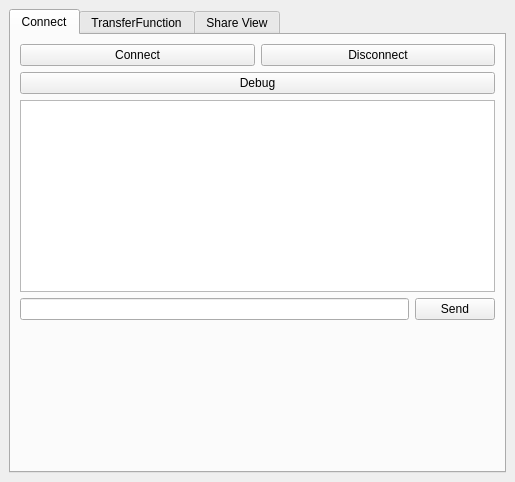
First picture: the form in Client/Widgets/Communication.ui, repository CCSEPBVR/CS-IS-PBVR, before the edit.
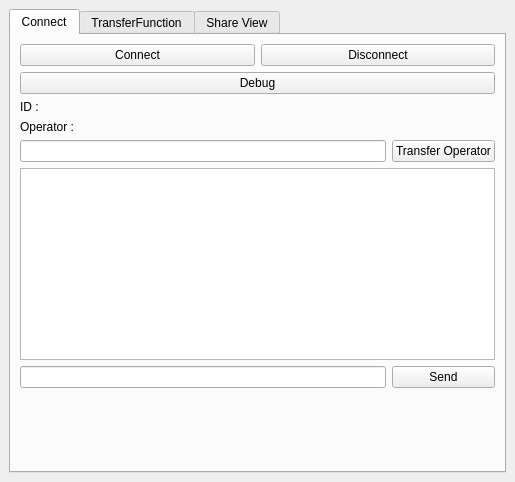
Second picture: the form after the edit. The open tabs and pages were chosen to show the change. Custom widgets are drawn as their Qt base class.

Commit message:
feature: Connectタブに操作権限表示を追加
- ユーザーID表示用のラベル（IDLabel / IDLabelDisplay）を追加
- 操作権限表示用ラベル（isOperatorLabel / isOperatorLabelDisplay）を追加
- 操作権限譲渡ボタン（transferOperatorPushButton）を追加

Diff of the .ui file:
```diff
--- a/Client/Widgets/Communication.ui
+++ b/Client/Widgets/Communication.ui
@@ -25,45 +25,13 @@
         <string>Connect</string>
        </attribute>
        <layout class="QGridLayout" name="gridLayout_2">
-        <item row="0" column="0" colspan="2">
-         <layout class="QHBoxLayout" name="horizontalLayout">
-          <item>
-           <widget class="QPushButton" name="connectPushButton">
-            <property name="text">
-             <string>Connect</string>
-            </property>
-           </widget>
-          </item>
-          <item>
-           <widget class="QPushButton" name="disconnectPushButton">
-            <property name="text">
-             <string>Disconnect</string>
-            </property>
-           </widget>
-          </item>
-         </layout>
-        </item>
-        <item row="3" column="0">
-         <widget class="QLineEdit" name="chatLineEdit"/>
-        </item>
-        <item row="3" column="1">
-         <widget class="QPushButton" name="chatSendPushButton">
-          <property name="text">
-           <string>Send</string>
-          </property>
-         </widget>
-        </item>
-        <item row="2" column="0" colspan="2">
+        <item row="5" column="0" colspan="2">
          <widget class="QTextBrowser" name="textBrowser"/>
         </item>
-        <item row="1" column="0" colspan="2">
-         <widget class="QPushButton" name="debugPushButton">
-          <property name="text">
-           <string>Debug</string>
-          </property>
-         </widget>
+        <item row="6" column="0">
+         <widget class="QLineEdit" name="chatLineEdit"/>
         </item>
-        <item row="4" column="0" colspan="2">
+        <item row="7" column="0" colspan="2">
          <spacer name="verticalSpacer">
           <property name="orientation">
            <enum>Qt::Vertical</enum>
@@ -76,6 +44,76 @@
           </property>
          </spacer>
         </item>
+        <item row="2" column="0">
+         <widget class="QLabel" name="IDLabel">
+          <property name="text">
+           <string>ID : </string>
+          </property>
+         </widget>
+        </item>
+        <item row="6" column="1">
+         <widget class="QPushButton" name="chatSendPushButton">
+          <property name="text">
+           <string>Send</string>
+          </property>
+         </widget>
+        </item>
+        <item row="1" column="0" colspan="2">
+         <widget class="QPushButton" name="debugPushButton">
+          <property name="text">
+           <string>Debug</string>
+          </property>
+         </widget>
+        </item>
+        <item row="2" column="1">
+         <widget class="QLabel" name="IDLabelDisplay">
+          <property name="text">
+           <string/>
+          </property>
+         </widget>
+        </item>
+        <item row="0" column="0" colspan="2">
+         <layout class="QHBoxLayout" name="horizontalLayout">
+          <item>
+           <widget class="QPushButton" name="connectPushButton">
+            <property name="text">
+             <string>Connect</string>
+            </property>
+           </widget>
+          </item>
+          <item>
+           <widget class="QPushButton" name="disconnectPushButton">
+            <property name="text">
+             <string>Disconnect</string>
+            </property>
+           </widget>
+          </item>
+         </layout>
+        </item>
+        <item row="3" column="0">
+         <widget class="QLabel" name="isOperatorLabel">
+          <property name="text">
+           <string>Operator : </string>
+          </property>
+         </widget>
+        </item>
+        <item row="3" column="1">
+         <widget class="QLabel" name="isOperatorLabelDisplay">
+          <property name="text">
+           <string/>
+          </property>
+         </widget>
+        </item>
+        <item row="4" column="1">
+         <widget class="QPushButton" name="transferOperatorPushButton">
+          <property name="text">
+           <string>Transfer Operator</string>
+          </property>
+         </widget>
+        </item>
+        <item row="4" column="0">
+         <widget class="QLineEdit" name="IDlineEdit"/>
+        </item>
        </layout>
       </widget>
       <widget class="QWidget" name="transferFunctionTab">
```
Left out of the diff: 2 changed lines with no effect on the pictures.
